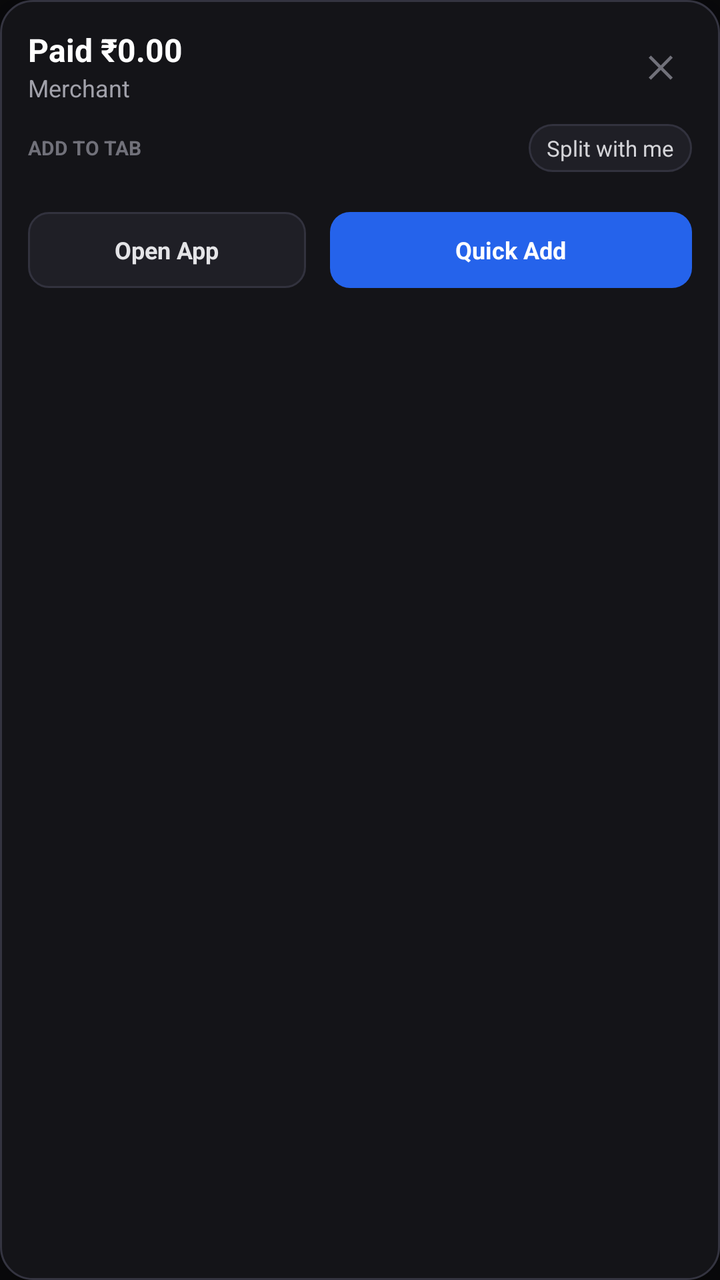
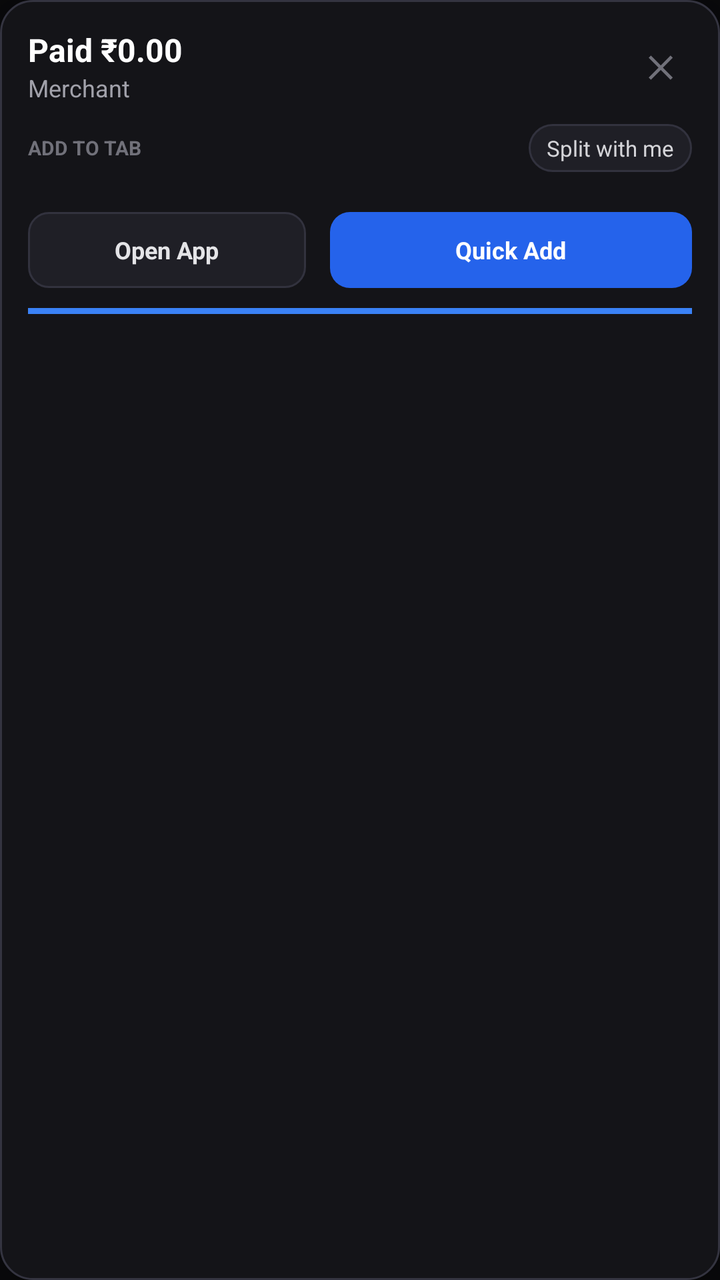

The first picture is an Android layout as it rendered before a commit; the second is the same layout after the commit. The layout source and the unified diff follow.
<!-- AndroidManifest.xml: application theme Theme.WhoseTab -->
<!-- res/layout/overlay_quick_add.xml -->
<?xml version="1.0" encoding="utf-8"?>
<LinearLayout xmlns:android="http://schemas.android.com/apk/res/android"
    android:id="@+id/overlayCardRoot"
    android:layout_width="304dp"
    android:layout_height="wrap_content"
    android:background="@drawable/overlay_card_bg"
    android:elevation="12dp"
    android:orientation="vertical"
    android:padding="14dp">

    
    <LinearLayout
        android:layout_width="match_parent"
        android:layout_height="wrap_content"
        android:gravity="center_vertical"
        android:orientation="horizontal">

        <LinearLayout
            android:layout_width="0dp"
            android:layout_height="wrap_content"
            android:layout_weight="1"
            android:orientation="vertical">

            <TextView
                android:id="@+id/overlayTitle"
                android:layout_width="wrap_content"
                android:layout_height="wrap_content"
                android:text="Paid ₹0.00"
                android:textColor="#FFFFFF"
                android:textSize="16sp"
                android:textStyle="bold" />

            <TextView
                android:id="@+id/overlaySubtitle"
                android:layout_width="wrap_content"
                android:layout_height="wrap_content"
                android:ellipsize="end"
                android:maxLines="1"
                android:text="Merchant"
                android:textColor="#A1A1AA"
                android:textSize="12sp" />
        </LinearLayout>

        <TextView
            android:id="@+id/overlayCloseBtn"
            android:layout_width="32dp"
            android:layout_height="32dp"
            android:gravity="center"
            android:text="✕"
            android:textColor="#71717A"
            android:textSize="15sp"
            android:textStyle="bold" />
    </LinearLayout>

    
    <LinearLayout
        android:id="@+id/overlayContactsContainer"
        android:layout_width="match_parent"
        android:layout_height="wrap_content"
        android:layout_marginTop="10dp"
        android:orientation="vertical">

        <LinearLayout
            android:layout_width="match_parent"
            android:layout_height="wrap_content"
            android:gravity="center_vertical"
            android:orientation="horizontal">

            <TextView
                android:layout_width="0dp"
                android:layout_height="wrap_content"
                android:layout_weight="1"
                android:text="ADD TO TAB"
                android:textColor="#71717A"
                android:textSize="10sp"
                android:textStyle="bold" />

            <TextView
                android:id="@+id/overlayIncludeMeChip"
                android:layout_width="wrap_content"
                android:layout_height="24dp"
                android:background="@drawable/overlay_chip_bg"
                android:gravity="center"
                android:paddingStart="9dp"
                android:paddingEnd="9dp"
                android:text="Split with me"
                android:textColor="#D4D4D8"
                android:textSize="11sp" />
        </LinearLayout>

        <HorizontalScrollView
            android:layout_width="match_parent"
            android:layout_height="wrap_content"
            android:layout_marginTop="8dp"
            android:scrollbars="none">

            <LinearLayout
                android:id="@+id/overlayChipsList"
                android:layout_width="wrap_content"
                android:layout_height="wrap_content"
                android:orientation="horizontal" />
        </HorizontalScrollView>
    </LinearLayout>

    
    <LinearLayout
        android:layout_width="match_parent"
        android:layout_height="wrap_content"
        android:layout_marginTop="12dp"
        android:orientation="horizontal">

        <TextView
            android:id="@+id/overlayOpenAppBtn"
            android:layout_width="0dp"
            android:layout_height="38dp"
            android:layout_marginEnd="6dp"
            android:layout_weight="1"
            android:background="@drawable/overlay_btn_secondary"
            android:gravity="center"
            android:text="Open App"
            android:textColor="#E4E4E7"
            android:textSize="12sp"
            android:textStyle="bold" />

        <TextView
            android:id="@+id/overlayQuickAddBtn"
            android:layout_width="0dp"
            android:layout_height="38dp"
            android:layout_marginStart="6dp"
            android:layout_weight="1.3"
            android:background="@drawable/overlay_btn_primary"
            android:gravity="center"
            android:text="Quick Add"
            android:textColor="#FFFFFF"
            android:textSize="12sp"
            android:textStyle="bold" />
    </LinearLayout>
</LinearLayout>
<!-- resources referenced by this layout -->
<resources>
  <!-- drawable overlay_btn_primary (drawable) -->
  <?xml version="1.0" encoding="utf-8"?>
  <shape xmlns:android="http://schemas.android.com/apk/res/android"
      android:shape="rectangle">
      <solid android:color="#2563EB" />
      <corners android:radius="10dp" />
  </shape>
  <!-- drawable overlay_btn_secondary (drawable) -->
  <?xml version="1.0" encoding="utf-8"?>
  <shape xmlns:android="http://schemas.android.com/apk/res/android"
      android:shape="rectangle">
      <solid android:color="#1F1F26" />
      <stroke android:width="1dp" android:color="#32323E" />
      <corners android:radius="10dp" />
  </shape>
  <!-- drawable overlay_card_bg (drawable) -->
  <?xml version="1.0" encoding="utf-8"?>
  <shape xmlns:android="http://schemas.android.com/apk/res/android"
      android:shape="rectangle">
      <solid android:color="#FF141418" />
      <stroke
          android:width="1dp"
          android:color="#343440" />
      <corners android:radius="16dp" />
  </shape>
  <!-- drawable overlay_chip_bg (drawable) -->
  <?xml version="1.0" encoding="utf-8"?>
  <selector xmlns:android="http://schemas.android.com/apk/res/android">
      <item android:state_selected="true">
          <shape android:shape="rectangle">
              <solid android:color="#2563EB" />
              <stroke android:width="1dp" android:color="#3B82F6" />
              <corners android:radius="99dp" />
          </shape>
      </item>
      <item>
          <shape android:shape="rectangle">
              <solid android:color="#1F1F26" />
              <stroke android:width="1dp" android:color="#32323E" />
              <corners android:radius="99dp" />
          </shape>
      </item>
  </selector>
  <style name="Theme.WhoseTab" parent="Theme.MaterialComponents.DayNight.NoActionBar">
          <item name="android:statusBarColor">#09090B</item>
          <item name="android:navigationBarColor">#09090B</item>
          <item name="android:windowBackground">#09090B</item>
      </style>
</resources>

<!-- the commit's change to res/layout/overlay_quick_add.xml (unified diff, before → after) -->
@@ -135,4 +135,19 @@
             android:textSize="12sp"
             android:textStyle="bold" />
     </LinearLayout>
+
+    
+    <FrameLayout
+        android:id="@+id/overlayTimerTrack"
+        android:layout_width="match_parent"
+        android:layout_height="3dp"
+        android:layout_marginTop="10dp"
+        android:background="#1F2937">
+
+        <View
+            android:id="@+id/overlayTimerFill"
+            android:layout_width="match_parent"
+            android:layout_height="match_parent"
+            android:background="#3B82F6" />
+    </FrameLayout>
 </LinearLayout>
